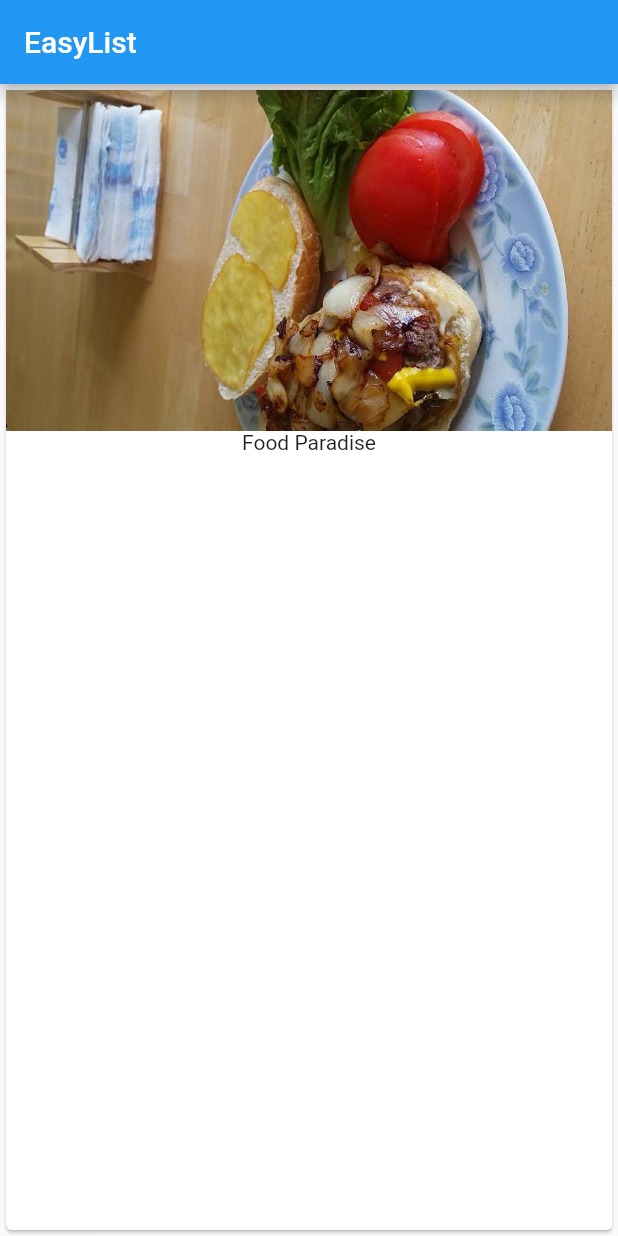
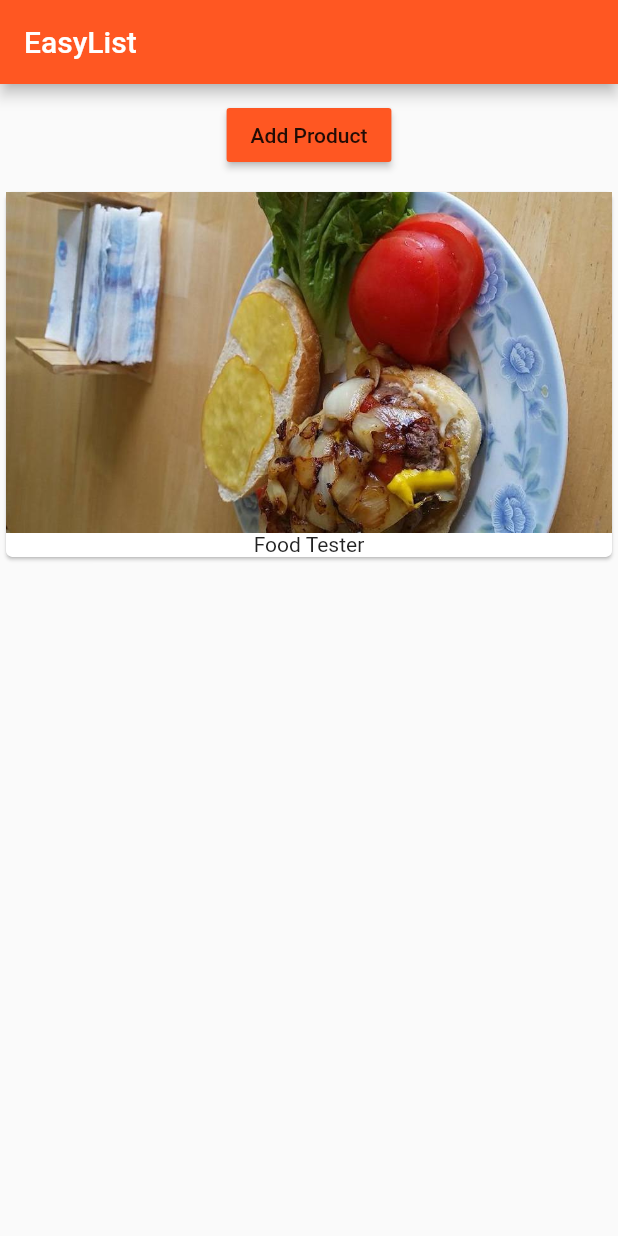
Before and after one commit to timhoangt/First-Flutter-Project, a Flutter app: the screen it shows after launch, on a phone screen of 412 x 824 dp. Run offline on Flutter 3.47's test engine with Material 2 defaults, Android fonts, the phone set to English and light mode, and no system bars.

Commit message:
Button to send data

```diff
--- a/lib/main.dart
+++ b/lib/main.dart
@@ -1,4 +1,6 @@
 import 'package:flutter/material.dart';
+
+import './product_manager.dart';
 
 void main() => runApp(MyApp());
 
@@ -6,14 +8,16 @@ class MyApp extends StatelessWidget {
   @override
   Widget build(BuildContext context) {
     return MaterialApp(
+      theme: ThemeData(
+        brightness: Brightness.light,
+        primarySwatch: Colors.deepOrange,
+        accentColor: Colors.deepPurple
+      ),
       home: Scaffold(
         appBar: AppBar(
           title: Text('EasyList'),
         ),
-        body: Card(child: Column(children: <Widget>[
-          Image.asset('assets/food.jpg'),
-          Text('Food Paradise')
-        ],),),
+        body: ProductManager(startingProduct: 'Food Tester'),
       ),
     );
   }
--- /dev/null
+++ b/lib/product_control.dart
@@ -0,0 +1,18 @@
+import 'package:flutter/material.dart';
+
+class ProductControl extends StatelessWidget {
+  final Function addProduct;
+
+  ProductControl(this.addProduct);
+
+  @override
+  Widget build(BuildContext context) {
+    return RaisedButton(
+      color: Theme.of(context).primaryColor,
+      onPressed: () {
+        addProduct('Sweets');
+      },
+      child: Text('Add Product'),
+    );
+  }
+}
--- /dev/null
+++ b/lib/product_manager.dart
@@ -0,0 +1,55 @@
+import 'package:flutter/material.dart';
+
+import './products.dart';
+import './product_control.dart';
+
+class ProductManager extends StatefulWidget {
+  final String startingProduct;
+
+  ProductManager({this.startingProduct = 'Sweets Tester'}) {
+    print('[ProductManager Widget] Constructor');
+  }
+
+  @override
+  State<StatefulWidget> createState() {
+    print('[ProductManager Widget] createState()');
+    return _ProductManagerState();
+  }
+}
+
+class _ProductManagerState extends State<ProductManager> {
+  List<String> _products = [];
+
+  @override
+  void initState() {
+    print('[ProductManager State] initState()');
+    _products.add(widget.startingProduct);
+    super.initState();
+  }
+
+  @override
+  void didUpdateWidget(ProductManager oldWidget) {
+    print('[ProductManager Widget] didUpdateWidget()');
+    super.didUpdateWidget(oldWidget);
+  }
+
+  void _addProduct(String product) {
+    setState(() {
+      _products.add(product);
+    });
+  }
+
+  @override
+  Widget build(BuildContext context) {
+    print('[ProductManager State] build()');
+    return Column(
+      children: [
+        Container(
+          margin: EdgeInsets.all(10.0),
+          child: ProductControl(_addProduct),
+        ),
+        Products(_products)
+      ],
+    );
+  }
+}
--- /dev/null
+++ b/lib/products.dart
@@ -0,0 +1,25 @@
+import 'package:flutter/material.dart';
+
+class Products extends StatelessWidget {
+  final List<String> products;
+
+  Products([this.products = const []]) {
+    print('[Products Widget] Constructor');
+  }
+
+  @override
+  Widget build(BuildContext context) {
+    print('[Products Widget] build()');
+    return Column(
+      children: products
+          .map(
+            (e) => Card(
+              child: Column(
+                children: <Widget>[Image.asset('assets/food.jpg'), Text(e)],
+              ),
+            ),
+          )
+          .toList(),
+    );
+  }
+}
```
